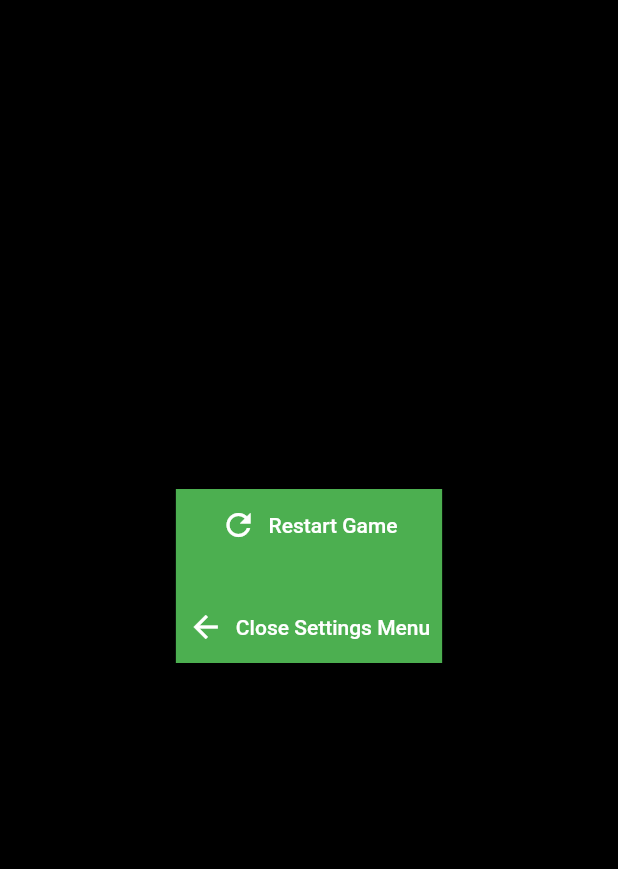
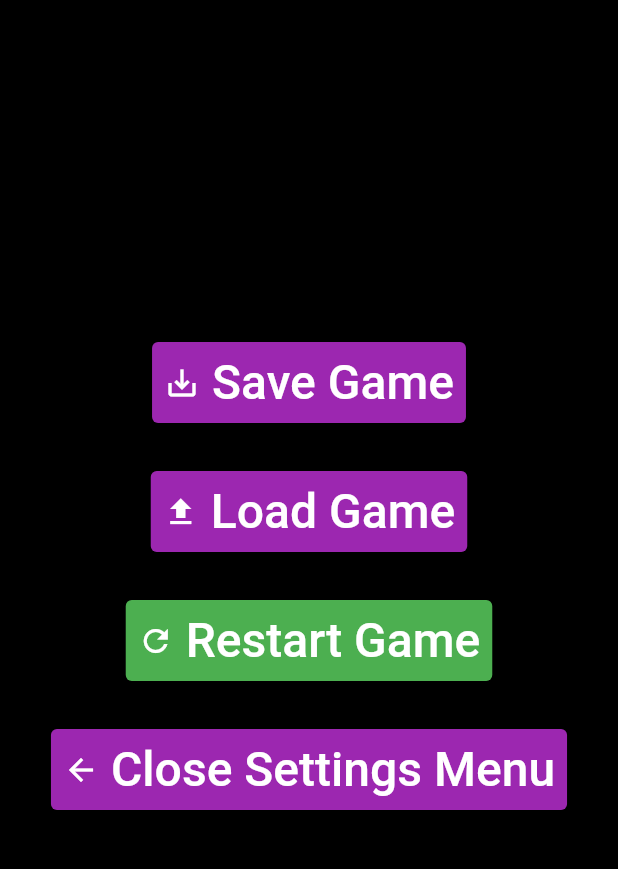
Before and after one commit to 17hstout/AdvanceProject, a Flutter app: the SettingsMenuPage screen opened by its route, after a tap on "Restart Game", on a phone screen of 412 x 824 dp, the part 84-953 px from its top. Run offline on Flutter 3.47's test engine with Material 2 defaults, Android fonts, the phone set to English and light mode, and no system bars; our stand-ins replace shared_preferences; accounts and stored records are empty.

Commit message:
Save/load and cleaning

```diff
--- a/advance/lib/construction/appBar.dart
+++ b/advance/lib/construction/appBar.dart
@@ -1,4 +1,3 @@
-import 'package:advance/settings.dart';
 import 'package:flutter/material.dart';
 
 class TopBar extends StatelessWidget {
--- a/advance/lib/pages/explore.dart
+++ b/advance/lib/pages/explore.dart
@@ -1,4 +1,4 @@
-import 'package:advance/helpers/machines.dart';
+import 'package:advance/settings.dart';
 import 'package:flutter/material.dart';
 
 class Explore extends StatelessWidget {
@@ -9,9 +9,9 @@ class Explore extends StatelessWidget {
     return Container(
       color: Colors.yellow,
       child: IconButton(
-        icon: const Icon(Icons.coffee),
+        icon: Settings.exploreIcon,
         onPressed: () {
-          print("woooo");
+          print("woooo adventure");
         },
       ),
     );
--- a/advance/lib/pages/settingsMenu.dart
+++ b/advance/lib/pages/settingsMenu.dart
@@ -10,49 +10,110 @@ class SettingsMenu extends StatefulWidget {
 }
 
 class _SettingsMenuState extends State<SettingsMenu> {
-  Color myColor = Colors.purple;
+  Color saveStatus = Colors.purple;
+  Color loadStatus = Colors.purple;
+  Color resetStatus = Colors.purple;
 
   @override
   Widget build(BuildContext context) {
-    return Container(
-      color: myColor,
-      child: Column(
+    return Column(
       mainAxisSize: MainAxisSize.min,
       children: [
+        // Save Game Button
+        TextButton.icon(
+          onPressed: () async {
+            int successCode =
+                await Provider.of<Inventories>(context, listen: false)
+                    .saveGame();
+            setState(() {
+              loadStatus = Colors.purple;
+              resetStatus = Colors.purple;
+              if (successCode == 0) {
+                saveStatus = Colors.green;
+              } else {
+                saveStatus = Colors.red;
+              }
+            });
+          },
+          style: ButtonStyle(
+              backgroundColor: MaterialStatePropertyAll<Color>(saveStatus)),
+          icon: const Icon(Icons.save_alt, color: Colors.white),
+          label: const Text(
+            "Save Game",
+            style: TextStyle(color: Colors.white, fontSize: 32),
+          ),
+        ),
+        // Spacer for safety
+        const SizedBox(height: 32),
+
+        // Save Game Button
+        TextButton.icon(
+          onPressed: () async {
+            int successCode =
+                await Provider.of<Inventories>(context, listen: false)
+                    .loadGame();
+            setState(() {
+              saveStatus = Colors.purple;
+              resetStatus = Colors.purple;
+              if (successCode == 0) {
+                loadStatus = Colors.green;
+              } else {
+                loadStatus = Colors.red;
+              }
+            });
+          },
+          style: ButtonStyle(
+              backgroundColor: MaterialStatePropertyAll<Color>(loadStatus)),
+          icon: const Icon(Icons.upload, color: Colors.white),
+          label: const Text(
+            "Load Game",
+            style: TextStyle(color: Colors.white, fontSize: 32),
+          ),
+        ),
+        // Spacer for safety
+        const SizedBox(height: 32),
+
         // Reset Game Button
         TextButton.icon(
           onPressed: () {
             int successCode =
                 Provider.of<Inventories>(context, listen: false).newGame();
             setState(() {
+              saveStatus = Colors.purple;
+              loadStatus = Colors.purple;
               if (successCode == 0) {
-                  myColor = Colors.green;
+                resetStatus = Colors.green;
               } else {
-                  myColor = Colors.red;
+                resetStatus = Colors.red;
               }
             });
           },
+          style: ButtonStyle(
+              backgroundColor: MaterialStatePropertyAll<Color>(resetStatus)),
           icon: const Icon(Icons.refresh, color: Colors.white),
           label: const Text(
             "Restart Game",
-              style: TextStyle(color: Colors.white),
+            style: TextStyle(color: Colors.white, fontSize: 32),
           ),
         ),
         // Spacer for safety
-          const SizedBox(height: 20),
+        const SizedBox(height: 32),
+
         // Close Menu Button
         TextButton.icon(
           onPressed: () {
             Navigator.of(context).popAndPushNamed('/');
           },
+          style: const ButtonStyle(
+            backgroundColor: MaterialStatePropertyAll<Color>(Colors.purple),
+          ),
           icon: const Icon(Icons.arrow_back, color: Colors.white),
           label: const Text(
             "Close Settings Menu",
-              style: TextStyle(color: Colors.white),
+            style: TextStyle(color: Colors.white, fontSize: 32),
           ),
         ),
       ],
-      ),
     );
   }
 }
```
Also changed, not shown: advance/lib/helpers/machines.dart (+27 -11 lines). Lines whose indentation alone changed are shown as unchanged.
